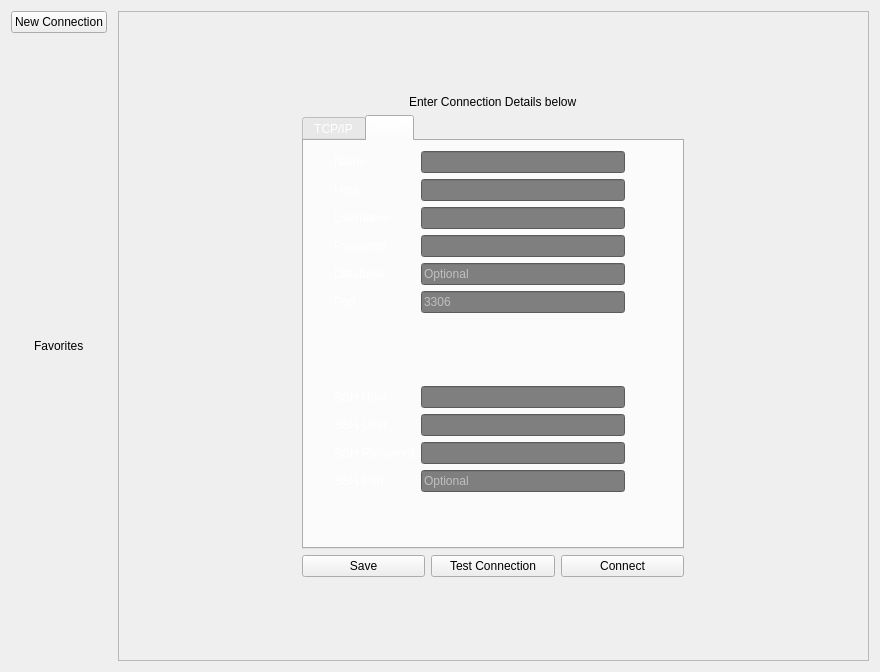
Before: the Qt Designer form app/views/ConnectionView.ui in snorlax95/Goofy-SQL, drawn with Qt 5.
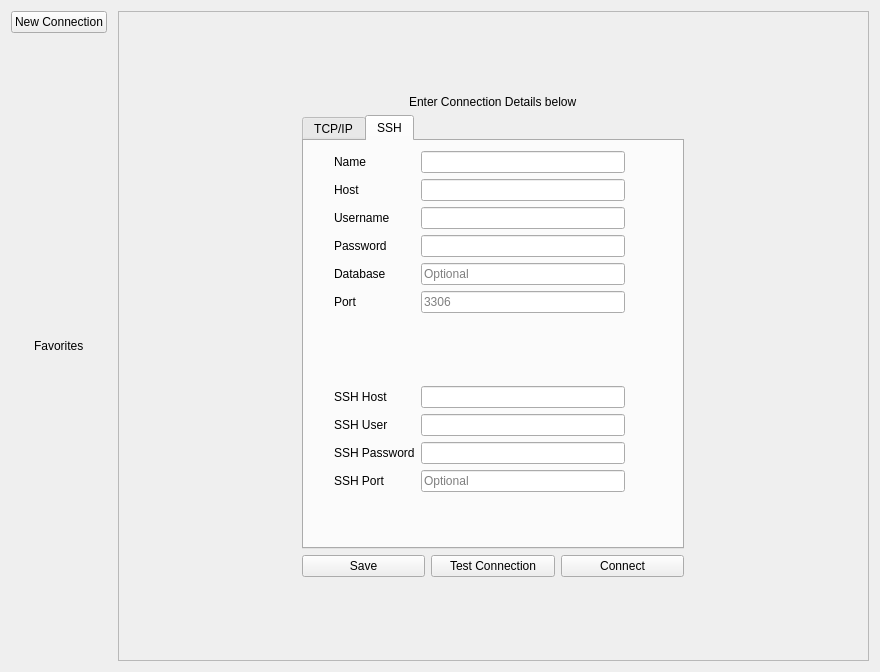
After: the same form once the commit is applied. The open tabs and pages were chosen to show the change.

Diff of the .ui file:
```diff
--- a/app/views/ConnectionView.ui
+++ b/app/views/ConnectionView.ui
@@ -89,8 +89,7 @@
               <enum>Qt::LeftToRight</enum>
              </property>
              <property name="styleSheet">
-              <string notr="true">color: rgb(255, 255, 255);
-</string>
+              <string notr="true"/>
              </property>
              <property name="tabPosition">
               <enum>QTabWidget::North</enum>
@@ -256,7 +255,7 @@
                 <item row="0" column="1">
                  <widget class="QLineEdit" name="ssh_name">
                   <property name="styleSheet">
-                   <string notr="true">background-color: rgb(127, 127, 127);</string>
+                   <string notr="true"/>
                   </property>
                  </widget>
                 </item>
@@ -273,7 +272,7 @@
                 <item row="1" column="1">
                  <widget class="QLineEdit" name="ssh_host">
                   <property name="styleSheet">
-                   <string notr="true">background-color: rgb(127, 127, 127);</string>
+                   <string notr="true"/>
                   </property>
                  </widget>
                 </item>
@@ -290,7 +289,7 @@
                 <item row="2" column="1">
                  <widget class="QLineEdit" name="ssh_username">
                   <property name="styleSheet">
-                   <string notr="true">background-color: rgb(127, 127, 127);</string>
+                   <string notr="true"/>
                   </property>
                  </widget>
                 </item>
@@ -307,7 +306,7 @@
                 <item row="3" column="1">
                  <widget class="QLineEdit" name="ssh_password">
                   <property name="styleSheet">
-                   <string notr="true">background-color: rgb(127, 127, 127);</string>
+                   <string notr="true"/>
                   </property>
                   <property name="echoMode">
                    <enum>QLineEdit::Password</enum>
@@ -324,7 +323,7 @@
                 <item row="4" column="1">
                  <widget class="QLineEdit" name="ssh_database">
                   <property name="styleSheet">
-                   <string notr="true">background-color: rgb(127, 127, 127);</string>
+                   <string notr="true"/>
                   </property>
                   <property name="placeholderText">
                    <string>Optional</string>
@@ -341,7 +340,7 @@
                 <item row="5" column="1">
                  <widget class="QLineEdit" name="ssh_port">
                   <property name="styleSheet">
-                   <string notr="true">background-color: rgb(127, 127, 127);</string>
+                   <string notr="true"/>
                   </property>
                   <property name="placeholderText">
                    <string>3306</string>
@@ -371,7 +370,7 @@
                 <item row="8" column="1">
                  <widget class="QLineEdit" name="ssh_ssh_host">
                   <property name="styleSheet">
-                   <string notr="true">background-color: rgb(127, 127, 127);</string>
+                   <string notr="true"/>
                   </property>
                   <property name="echoMode">
                    <enum>QLineEdit::Normal</enum>
@@ -388,7 +387,7 @@
                 <item row="9" column="1">
                  <widget class="QLineEdit" name="ssh_ssh_user">
                   <property name="styleSheet">
-                   <string notr="true">background-color: rgb(127, 127, 127);</string>
+                   <string notr="true"/>
                   </property>
                   <property name="echoMode">
                    <enum>QLineEdit::Normal</enum>
@@ -405,7 +404,7 @@
                 <item row="10" column="1">
                  <widget class="QLineEdit" name="ssh_ssh_password">
                   <property name="styleSheet">
-                   <string notr="true">background-color: rgb(127, 127, 127);</string>
+                   <string notr="true"/>
                   </property>
                   <property name="echoMode">
                    <enum>QLineEdit::Password</enum>
@@ -422,7 +421,7 @@
                 <item row="11" column="1">
                  <widget class="QLineEdit" name="ssh_ssh_port">
                   <property name="styleSheet">
-                   <string notr="true">background-color: rgb(127, 127, 127);</string>
+                   <string notr="true"/>
                   </property>
                   <property name="echoMode">
                    <enum>QLineEdit::Normal</enum>
```
Left out of the diff: 14 changed lines with no effect on the pictures.
